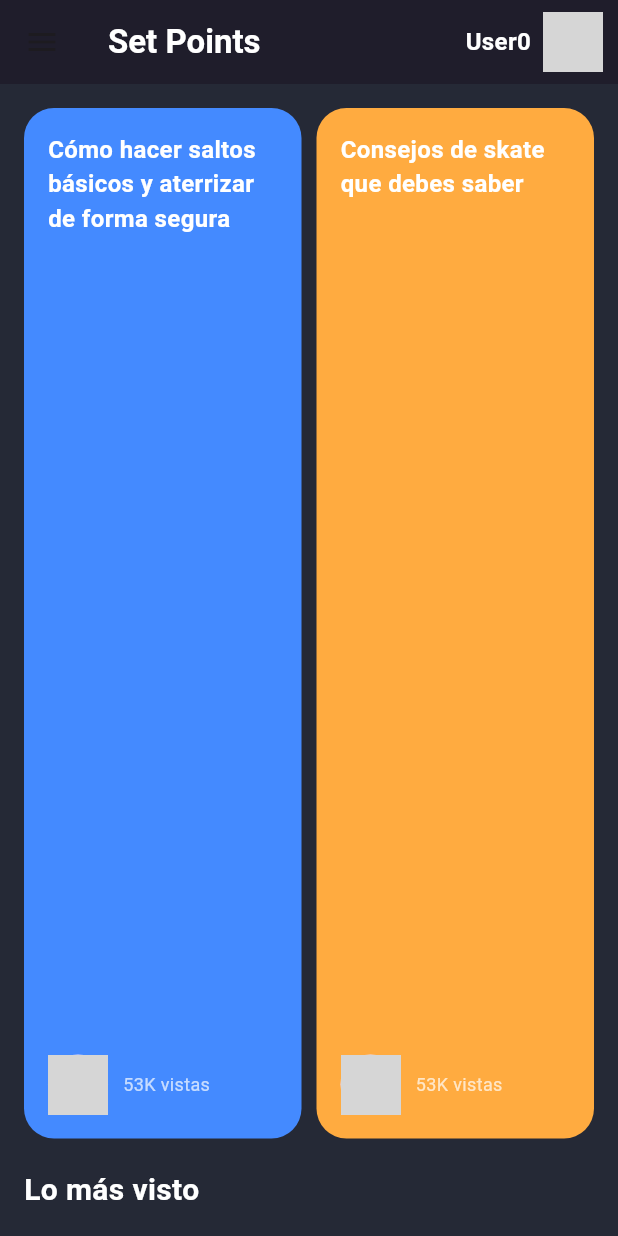
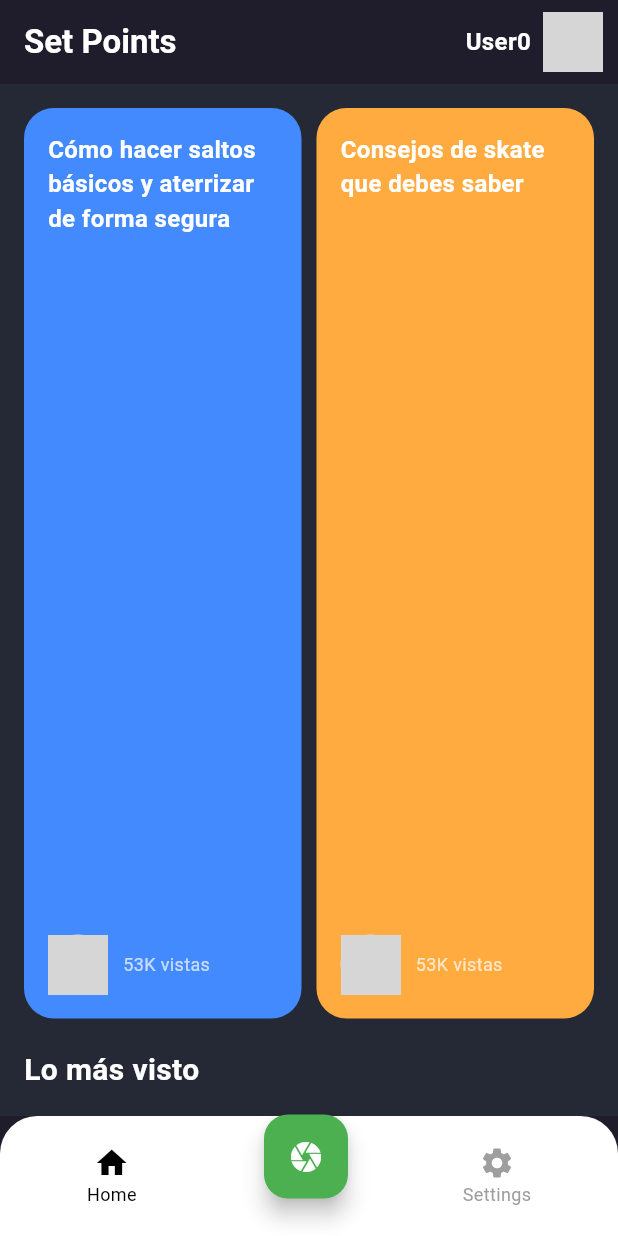
Before and after one commit to Chilli-Code/Set_Point, a Flutter app: the screen it shows after launch, on a phone screen of 412 x 824 dp. Run offline on Flutter 3.47's test engine with Material 3 defaults, Android fonts, the phone set to English and light mode, and no system bars; our stand-ins replace animated_text_kit, card_swiper; network calls fail; grey boxes are pictures that could not be loaded.

Commit message:
Arreglando Menu

```diff
--- a/lib/pantalla/home_screen.dart
+++ b/lib/pantalla/home_screen.dart
@@ -1,8 +1,8 @@
 import 'dart:async';
 import 'package:flutter/material.dart';
-import 'package:flutter_application_3/widget/Menu.dart';
 import 'package:flutter_application_3/widget/featured_card.dart';
 import 'package:flutter_application_3/widget/header.dart';
+import 'package:flutter_application_3/widget/Menu.dart'; // Importamos el nuevo menú
 
 class SetPointsHomePage extends StatefulWidget {
   @override
@@ -15,7 +15,7 @@ class _SetPointsHomePageState extends State<SetPointsHomePage>
   late Animation<double> _expandAnimation;
   late Animation<double> _positionAnimation;
   late Animation<double> _fadeAnimation;
-  late Animation<Color?> _colorAnimation; // Animación del color
+  late Animation<Color?> _colorAnimation;
 
   @override
   void initState() {
@@ -26,34 +26,30 @@ class _SetPointsHomePageState extends State<SetPointsHomePage>
       duration: Duration(seconds: 2),
     );
 
-    // Rebote: Baja y luego vuelve al centro
     _positionAnimation = TweenSequence([
       TweenSequenceItem(
           tween: Tween<double>(begin: 0, end: 250)
               .chain(CurveTween(curve: Curves.easeOut)),
-          weight: 40), // Cae hasta abajo
+          weight: 40),
       TweenSequenceItem(
           tween: Tween<double>(begin: 250, end: 0)
               .chain(CurveTween(curve: Curves.bounceOut)),
-          weight: 60), // Rebota al centro
+          weight: 60),
     ]).animate(_controller);
 
-    // Expansión del círculo
     _expandAnimation = Tween<double>(begin: 150.0, end: 2200.0).animate(
       CurvedAnimation(
           parent: _controller,
           curve: Interval(0.6, 1.0, curve: Curves.easeInOut)),
     );
 
-    // Cambio de color en la expansión
     _colorAnimation = ColorTween(
-      begin: Colors.blueAccent, // Color inicial
-      end: Color(0xFF252936), // Color final cuando se expande
+      begin: Colors.blueAccent,
+      end: Color(0xFF252936),
     ).animate(CurvedAnimation(
         parent: _controller,
         curve: Interval(0.6, 1.0, curve: Curves.easeInOut)));
 
-    // Mostrar contenido después de la expansión
     _fadeAnimation = Tween<double>(begin: 0.0, end: 1.0).animate(
       CurvedAnimation(
           parent: _controller, curve: Interval(0.8, 1.0, curve: Curves.easeIn)),
@@ -78,10 +74,8 @@ class _SetPointsHomePageState extends State<SetPointsHomePage>
     return Scaffold(
       backgroundColor: Color(0xFF1F1D2B),
       appBar: Header(),
-      drawer: Menu(),
       body: Stack(
         children: [
-          // Animación del círculo
           AnimatedBuilder(
             animation: _controller,
             builder: (context, child) {
@@ -94,16 +88,13 @@ class _SetPointsHomePageState extends State<SetPointsHomePage>
                   width: _expandAnimation.value,
                   height: _expandAnimation.value,
                   decoration: BoxDecoration(
-                    color: _colorAnimation
-                        .value, // Aquí cambia el color dinámicamente
+                    color: _colorAnimation.value,
                     shape: BoxShape.circle,
                   ),
                 ),
               );
             },
           ),
-
-          // Contenido con fade-in después de la animación
           FadeTransition(
             opacity: _fadeAnimation,
             child: Padding(
@@ -135,6 +126,8 @@ class _SetPointsHomePageState extends State<SetPointsHomePage>
           ),
         ],
       ),
+      bottomNavigationBar:
+          BottomNavBar(), // Agregamos el nuevo menú de navegación
     );
   }
 }
--- a/lib/widget/Menu.dart
+++ b/lib/widget/Menu.dart
@@ -1,36 +1,78 @@
 import 'package:flutter/material.dart';
-import '../pantalla/video_page.dart'; // Importamos la pantalla de videos
+import '../pantalla/video_page.dart';
 
-class Menu extends StatelessWidget {
+class BottomNavBar extends StatefulWidget {
+  @override
+  _BottomNavBarState createState() => _BottomNavBarState();
+}
+
+class _BottomNavBarState extends State<BottomNavBar> {
+  int _selectedIndex = 0; // Página inicial (Inicio)
+
+  void _onItemTapped(int index) {
+    setState(() {
+      _selectedIndex = index;
+    });
+
+    // Navegación entre páginas
+    if (index == 1) {
+      Navigator.push(
+        context,
+        MaterialPageRoute(builder: (context) => VideoPage()),
+      );
+    }
+  }
+
   @override
   Widget build(BuildContext context) {
-    return Drawer(
-      child: ListView(
-        padding: EdgeInsets.zero,
-        children: <Widget>[
-          DrawerHeader(
-            decoration: BoxDecoration(
-              color: Colors.blue,
+    return Stack(
+      clipBehavior: Clip.none,
+      children: [
+        ClipRRect(
+          borderRadius: BorderRadius.vertical(top: Radius.circular(25)),
+          child: BottomAppBar(
+            color: Colors.white,
+            shape: CircularNotchedRectangle(),
+            notchMargin: 8.0,
+            child: Row(
+              mainAxisAlignment: MainAxisAlignment.spaceAround,
+              children: [
+                _buildNavItem(Icons.home, "Home", 0),
+                SizedBox(width: 50), // Espacio para el botón flotante
+                _buildNavItem(Icons.settings, "Settings", 2),
+              ],
             ),
-            child: Text('Menú',
-                style: TextStyle(color: Colors.white, fontSize: 20)),
           ),
-          ListTile(
-            title: Text('Inicio'),
-            onTap: () {
-              Navigator.pop(context); // Cierra el menú
-            },
+        ),
+        Positioned(
+          bottom: 25,
+          left: MediaQuery.of(context).size.width / 2 - 30,
+          child: FloatingActionButton(
+            backgroundColor: Colors.green,
+            onPressed: () => _onItemTapped(1),
+            child: Icon(Icons.camera, color: Colors.white),
           ),
-          ListTile(
-            title: Text('Categorías'),
-            onTap: () {
-              Navigator.pop(context); // Cierra el menú
-              Navigator.push(
-                context,
-                MaterialPageRoute(
-                    builder: (context) => VideoPage()), // Redirige a VideoPage
-              );
-            },
+        ),
+      ],
+    );
+  }
+
+  Widget _buildNavItem(IconData icon, String label, int index) {
+    return GestureDetector(
+      onTap: () => _onItemTapped(index),
+      child: Column(
+        mainAxisSize: MainAxisSize.min,
+        children: [
+          Icon(
+            icon,
+            color: _selectedIndex == index ? Colors.black : Colors.grey,
+          ),
+          Text(
+            label,
+            style: TextStyle(
+              fontSize: 12,
+              color: _selectedIndex == index ? Colors.black : Colors.grey,
+            ),
           ),
         ],
       ),
--- a/lib/widget/header.dart
+++ b/lib/widget/header.dart
@@ -1,5 +1,6 @@
 import 'package:flutter/material.dart';
 import 'package:flutter_application_3/pantalla/login_page.dart';
+import 'package:flutter_application_3/pantalla/profile_screen.dart';
 
 class Header extends StatelessWidget implements PreferredSizeWidget {
   @override
@@ -69,6 +70,10 @@ class Header extends StatelessWidget implements PreferredSizeWidget {
               _buildOption(context, Icons.account_circle, 'Perfil', () {
                 print("Perfil seleccionado");
                 Navigator.pop(context);
+                Navigator.push(
+                  context,
+                  MaterialPageRoute(builder: (context) => ProfileScreen()),
+                );
               }),
               _buildOption(context, Icons.logout, 'Cerrar sesión', () {
                 print("Cerrar sesión seleccionada");
```
Also changed, not shown: lib/pantalla/Form.dart (+13 -4 lines), lib/pantalla/login_page.dart (+5 -4 lines), lib/pantalla/profile_screen.dart (added, +79 -0 lines), pubspec.yaml (+10 -76 lines), assets/Fondo_Login.jpg (added).
